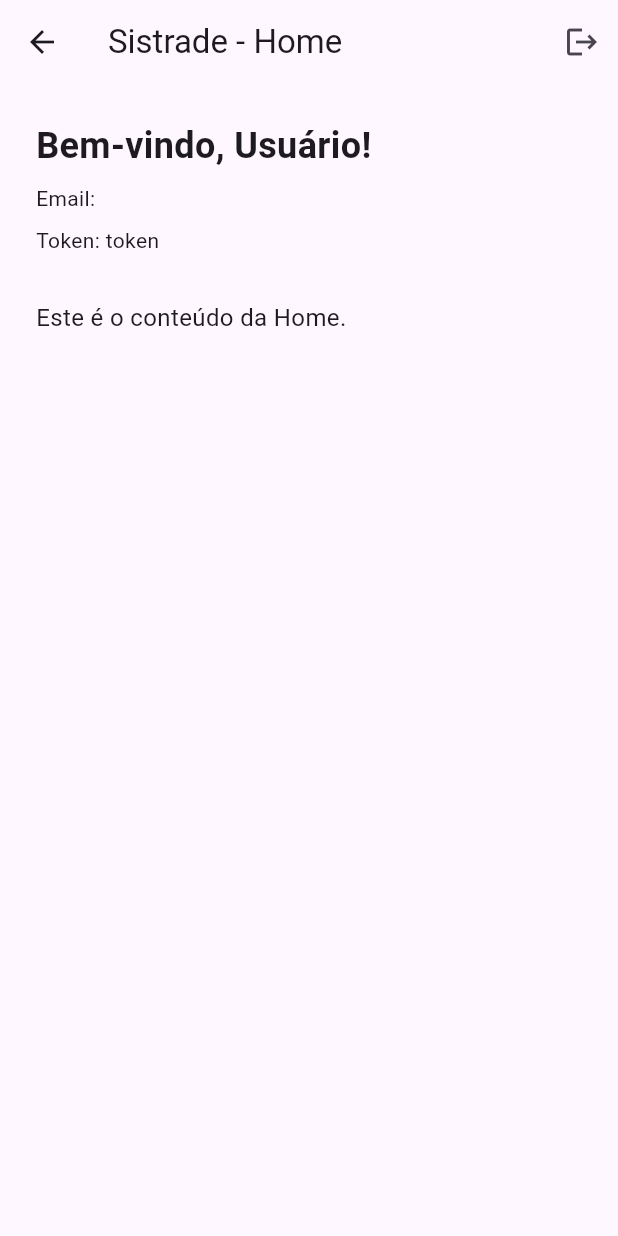
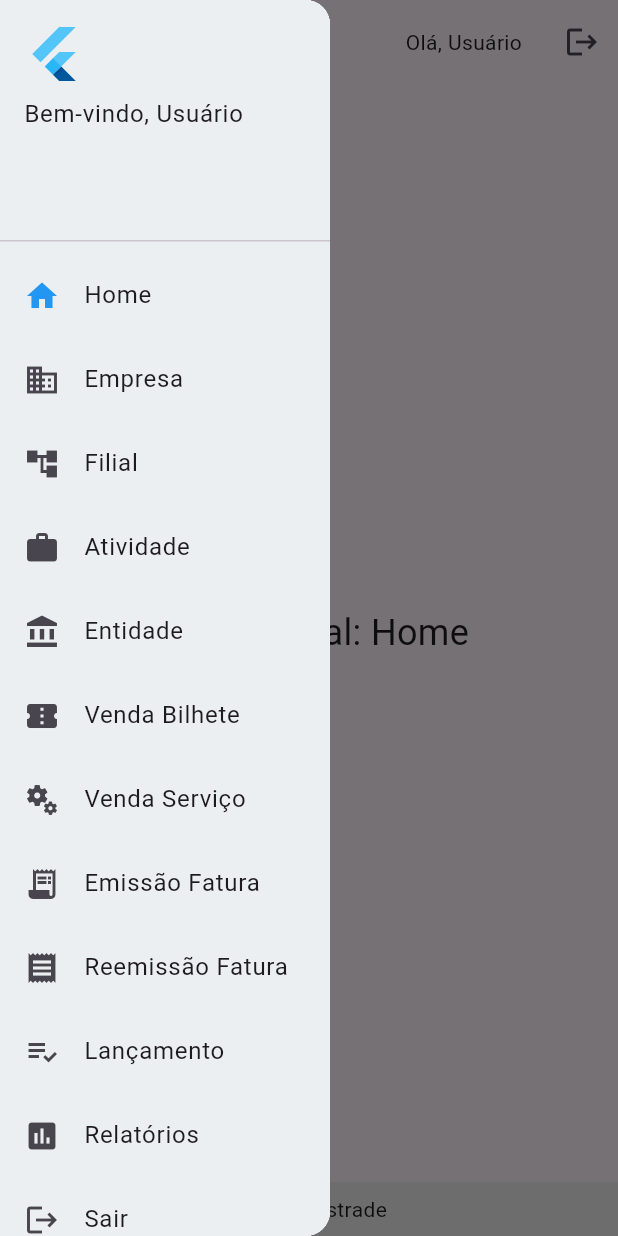
Before and after one commit to martorelecalixto/soistec_frontend, a Flutter app: the HomePage screen opened by its route, with the side drawer open (before the commit the screen has no drawer), on a phone screen of 412 x 824 dp. Run offline on Flutter 3.47's test engine with Material 3 defaults, Android fonts, the phone set to English and light mode, and no system bars; our stand-ins replace shared_preferences; accounts and stored records are empty.

Commit message:
inserção de menu, rodapé e head na página home e adapitação do menu para versões mobile

```diff
--- a/lib/pages/home_page.dart
+++ b/lib/pages/home_page.dart
@@ -9,9 +9,27 @@ class HomePage extends StatefulWidget {
 }
 
 class _HomePageState extends State<HomePage> {
-  String nome = '';
+  String nome = 'Usuário';
   String email = '';
   String token = '';
+  bool isSidebarExpanded = true;
+  bool isMobile = false;
+  String selectedPage = 'Home';
+
+  final Map<String, IconData> menuItems = {
+    'Home': Icons.home,
+    'Empresa': Icons.business,
+    'Filial': Icons.account_tree,
+    'Atividade': Icons.work,
+    'Entidade': Icons.account_balance,
+    'Venda Bilhete': Icons.confirmation_number,
+    'Venda Serviço': Icons.miscellaneous_services,
+    'Emissão Fatura': Icons.receipt_long,
+    'Reemissão Fatura': Icons.receipt,
+    'Lançamento': Icons.playlist_add_check,
+    'Relatórios': Icons.assessment,
+    'Sair': Icons.logout,
+  };
 
   @override
   void initState() {
@@ -21,12 +39,10 @@ class _HomePageState extends State<HomePage> {
 
   Future<void> _carregarDadosUsuario() async {
     final prefs = await SharedPreferences.getInstance();
-
     setState(() {
       nome = prefs.getString('nome') ?? 'Usuário';
-      email = prefs.getString('email') ?? 'Email não disponível';
+      email = prefs.getString('email') ?? '';
       token = prefs.getString('fctoken') ?? '';
-
     });
   }
 
@@ -38,12 +54,99 @@ class _HomePageState extends State<HomePage> {
     }
   }
 
+  Widget _buildDrawer() {
+    return Drawer(
+      width: isSidebarExpanded ? 220 : 70,
+      child: Container(
+        color: Colors.blueGrey.shade50,
+        child: ListView(
+          padding: const EdgeInsets.only(top: 0),
+          children: [
+            DrawerHeader(
+              child: isSidebarExpanded
+                  ? Column(
+                      crossAxisAlignment: CrossAxisAlignment.start,
+                      children: [
+                        const FlutterLogo(size: 40),
+                        const SizedBox(height: 8),
+                        Text('Bem-vindo, $nome'),
+                        Text(email, style: const TextStyle(fontSize: 12)),
+                      ],
+                    )
+                  : const Center(child: FlutterLogo(size: 40)),
+            ),
+            ...menuItems.entries.map((item) {
+              return _buildDrawerItem(item.key, item.value);
+            }).toList(),
+            if (isSidebarExpanded)
+              ListTile(
+                leading: const Icon(Icons.arrow_back),
+                title: const Text('Reduzir menu'),
+                onTap: () {
+                  setState(() => isSidebarExpanded = false);
+                },
+              )
+            else
+              IconButton(
+                icon: const Icon(Icons.arrow_forward),
+                tooltip: 'Expandir menu',
+                onPressed: () {
+                  setState(() => isSidebarExpanded = true);
+                },
+              ),
+          ],
+        ),
+      ),
+    );
+  }
+
+  Widget _buildDrawerItem(String label, IconData icon) {
+    final bool selected = selectedPage == label;
+    return ListTile(
+      leading: Icon(icon, color: selected ? Colors.blue : null),
+      title: isSidebarExpanded ? Text(label) : null,
+      tileColor: selected ? Colors.blue.shade100 : null,
+      onTap: () {
+        if (label == 'Sair') {
+          _logout();
+        } else {
+          setState(() => selectedPage = label);
+        }
+      },
+      hoverColor: Colors.blue.shade50,
+    );
+  }
+
+  Widget _buildContent() {
+    return Center(
+      child: Text(
+        'Página atual: $selectedPage',
+        style: const TextStyle(fontSize: 24),
+      ),
+    );
+  }
+
   @override
   Widget build(BuildContext context) {
+    isMobile = MediaQuery.of(context).size.width < 600;
+
     return Scaffold(
       appBar: AppBar(
-        title: const Text('Sistrade - Home'),
+        //Martorele title: Row(
+        //Martorele   children: [
+        //Martorele     if (isMobile)
+        //Martorele       IconButton(
+        //Martorele         icon: const Icon(Icons.menu),
+        //Martorele         onPressed: () => Scaffold.of(context).openDrawer(),
+        //Martorele       ),
+           //Martorele const Text('Sistrade'),
+       //Martorele    ],
+       //Martorele  ),
         actions: [
+          Padding(
+            padding: const EdgeInsets.symmetric(horizontal: 16.0),
+            child: Center(child: Text('Olá, $nome')),
+          ),
           IconButton(
             icon: const Icon(Icons.logout),
             tooltip: 'Sair',
@@ -51,26 +154,24 @@ class _HomePageState extends State<HomePage> {
           ),
         ],
       ),
-      body: Padding(
-        padding: const EdgeInsets.all(24.0),
-        child: Column(
-          crossAxisAlignment: CrossAxisAlignment.start,
-          children: [
-            Text(
-              'Bem-vindo, $nome!',
-              style: const TextStyle(fontSize: 24, fontWeight: FontWeight.bold),
+      drawer: isMobile ? _buildDrawer() : null,
+      body: Row(
+        children: [
+          if (!isMobile) _buildDrawer(),
+          Expanded(
+            child: Column(
+              children: [
+                Expanded(child: _buildContent()),
+                Container(
+                  color: Colors.grey.shade200,
+                  padding: const EdgeInsets.all(8),
+                  alignment: Alignment.center,
+                  child: const Text('© 2025 Sistrade'),
+                ),
+              ],
             ),
-            const SizedBox(height: 8),
-            Text('Email: $email'),
-            const SizedBox(height: 8),
-            Text('Token: $token'),
-            const SizedBox(height: 30),
-            const Text(
-              'Este é o conteúdo da Home.',
-              style: TextStyle(fontSize: 16),
-            ),
-          ],
-        ),
+          ),
+        ],
       ),
     );
   }
```
